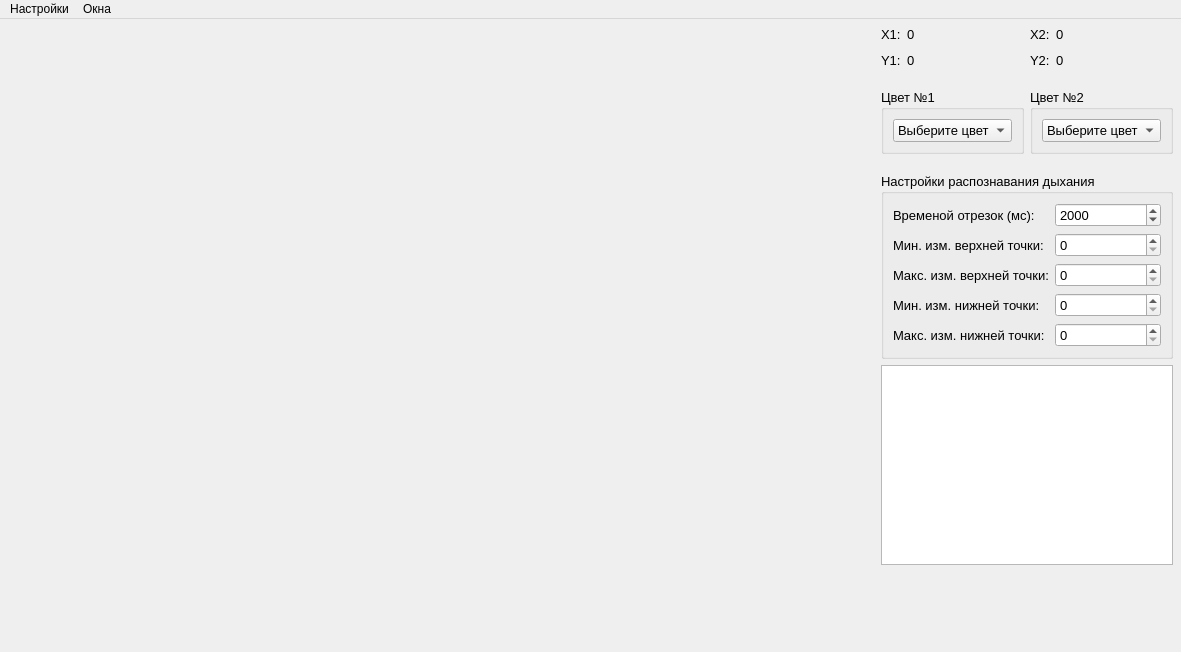
This is data/ui/main_window.ui in gg-master/VISDOM_project as Qt 5 draws it before an edit. The edited form follows.
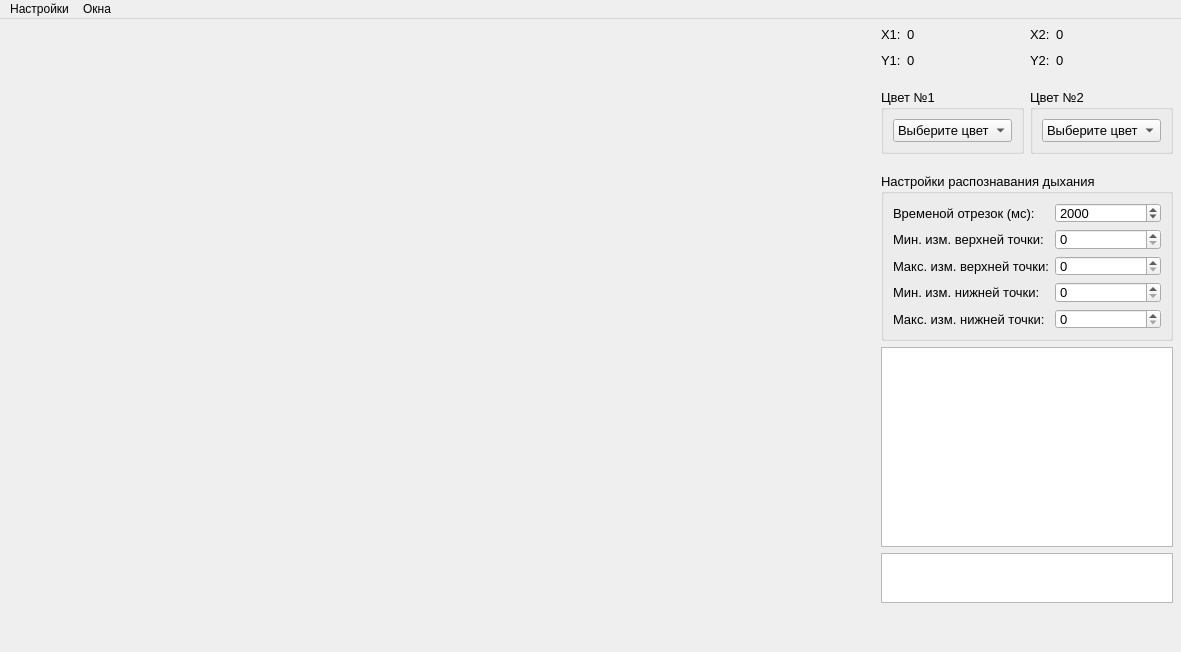
This is the edited form. Custom widgets are drawn as their Qt base class.

Commit message: Добавил логгирование дыхания: 1) Новое поле в главном окне для отображения кратких данных о вдохе. 2) Новое окно для отображения всех логов дыхания

What changed in the file:
```diff
--- a/data/ui/main_window.ui
+++ b/data/ui/main_window.ui
@@ -522,6 +522,37 @@
           </property>
          </widget>
         </item>
+        <item>
+         <widget class="QPlainTextEdit" name="breath_logs_label">
+          <property name="sizePolicy">
+           <sizepolicy hsizetype="Preferred" vsizetype="Fixed">
+            <horstretch>0</horstretch>
+            <verstretch>0</verstretch>
+           </sizepolicy>
+          </property>
+          <property name="minimumSize">
+           <size>
+            <width>0</width>
+            <height>50</height>
+           </size>
+          </property>
+          <property name="maximumSize">
+           <size>
+            <width>16777215</width>
+            <height>50</height>
+           </size>
+          </property>
+          <property name="frameShape">
+           <enum>QFrame::StyledPanel</enum>
+          </property>
+          <property name="readOnly">
+           <bool>true</bool>
+          </property>
+          <property name="plainText">
+           <string/>
+          </property>
+         </widget>
+        </item>
         <item>
          <spacer name="verticalSpacer">
           <property name="orientation">
```
Left out of the diff: 6 changed lines with no effect on the pictures. The commit also changes 5 other files.
